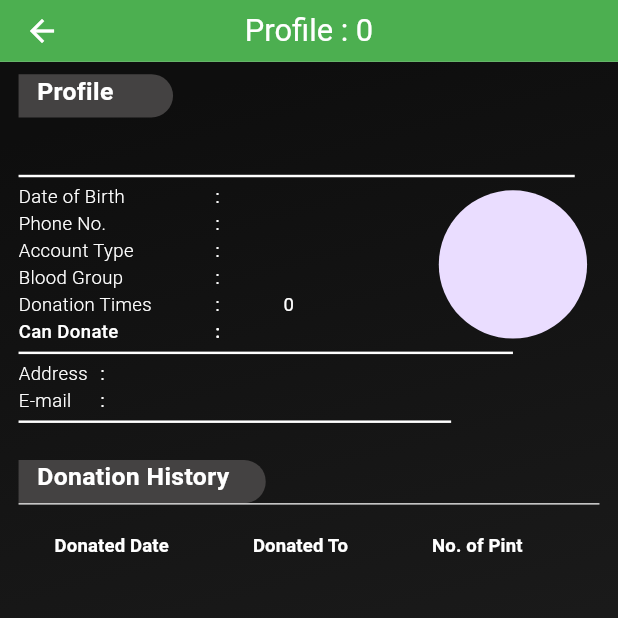
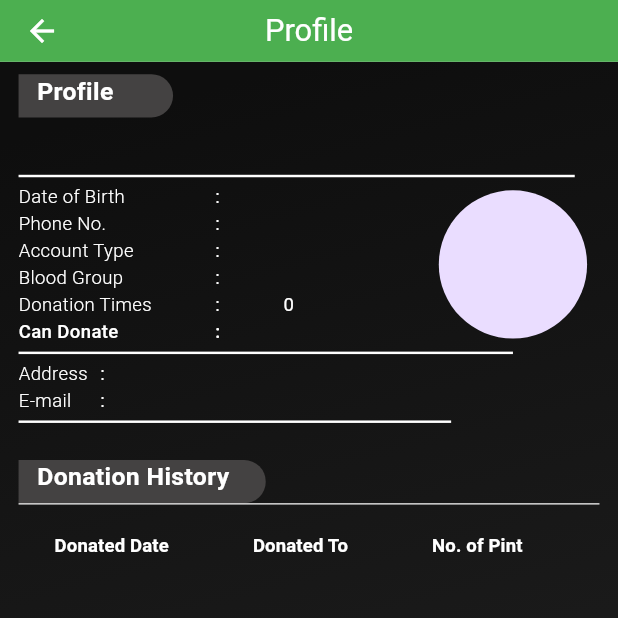
Before and after one commit to dheerajuparkoti/VScode-blood-donation, a Flutter app: the Profile screen opened directly with empty values, on a phone screen of 412 x 824 dp, the top half of it. Run offline on Flutter 3.47's test engine with Material 3 defaults, Android fonts, the phone set to English and light mode, and no system bars; our stand-ins replace connectivity, firebase_core, firebase_messaging, flutter_local_notifications, image_picker, permission_handler and 2 more; missing offline and left inert: mailer; accounts and stored records are empty; network calls fail; project files that could hold a hidden picture were left out.

Commit message:
finally released

```diff
--- a/blood_donation/lib/Screen/profile_screen.dart
+++ b/blood_donation/lib/Screen/profile_screen.dart
@@ -181,7 +181,7 @@ class _ProfileState extends State<Profile> {
         appBar: AppBar(
           toolbarHeight: 0.05 * sh,
           title: Text(
-            'Profile : $donorId',
+            'Profile',
             style: TextStyle(
               fontSize: 0.025 * sh,
             ),
--- a/blood_donation/pubspec.yaml
+++ b/blood_donation/pubspec.yaml
@@ -16,7 +16,7 @@ publish_to: 'none' # Remove this line if you wish to publish to pub.dev
 # https://developer.apple.com/library/archive/documentation/General/Reference/InfoPlistKeyReference/Articles/CoreFoundationKeys.html
 # In Windows, build-name is used as the major, minor, and patch parts
 # of the product and file versions while build-number is used as the build suffix.
-version: 1.0.0+1
+version: 1.0.0+2
 
 environment:
   sdk: '>=3.2.3 <4.0.0'
```
